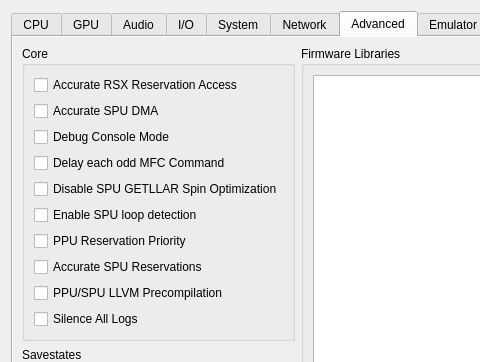
This is rpcs3/rpcs3qt/settings_dialog.ui in RPCS3/rpcs3 as Qt 5 draws it before an edit; both pictures show x 0 to 480 and y 0 to 362 of the 856 by 688 pixel window. The edited form follows.
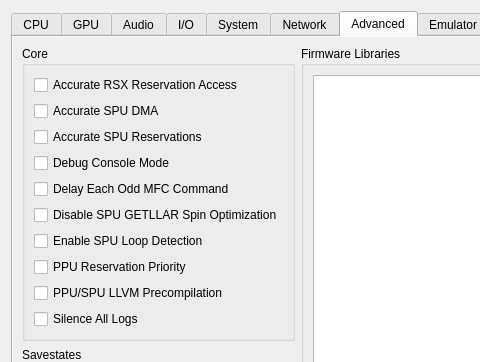
This is the edited form. The open tabs and pages were chosen to show the change. Icons and pictures are not drawn. Custom widgets are drawn as their Qt base class.

Commit message: gui: Alphabetically order the Advanced Tab

Patch:
```diff
--- a/rpcs3/rpcs3qt/settings_dialog.ui
+++ b/rpcs3/rpcs3qt/settings_dialog.ui
@@ -2509,6 +2509,13 @@
                     </property>
                    </widget>
                   </item>
+                  <item>
+                   <widget class="QCheckBox" name="accurateSpuReservations">
+                    <property name="text">
+                     <string>Accurate SPU Reservations</string>
+                    </property>
+                   </widget>
+                  </item>
                   <item>
                    <widget class="QCheckBox" name="debugConsoleMode">
                     <property name="text">
@@ -2519,7 +2526,7 @@
                   <item>
                    <widget class="QCheckBox" name="mfcDelayCommand">
                     <property name="text">
-                     <string>Delay each odd MFC Command</string>
+                     <string>Delay Each Odd MFC Command</string>
                     </property>
                    </widget>
                   </item>
@@ -2533,7 +2540,7 @@
                   <item>
                    <widget class="QCheckBox" name="spuLoopDetection">
                     <property name="text">
-                     <string>Enable SPU loop detection</string>
+                     <string>Enable SPU Loop Detection</string>
                     </property>
                    </widget>
                   </item>
@@ -2544,13 +2551,6 @@
                     </property>
                    </widget>
                   </item>
-                  <item>
-                   <widget class="QCheckBox" name="accurateSpuReservations">
-                    <property name="text">
-                     <string>Accurate SPU Reservations</string>
-                    </property>
-                   </widget>
-                  </item>
                   <item>
                    <widget class="QCheckBox" name="llvmPrecompilation">
                     <property name="text">
```
